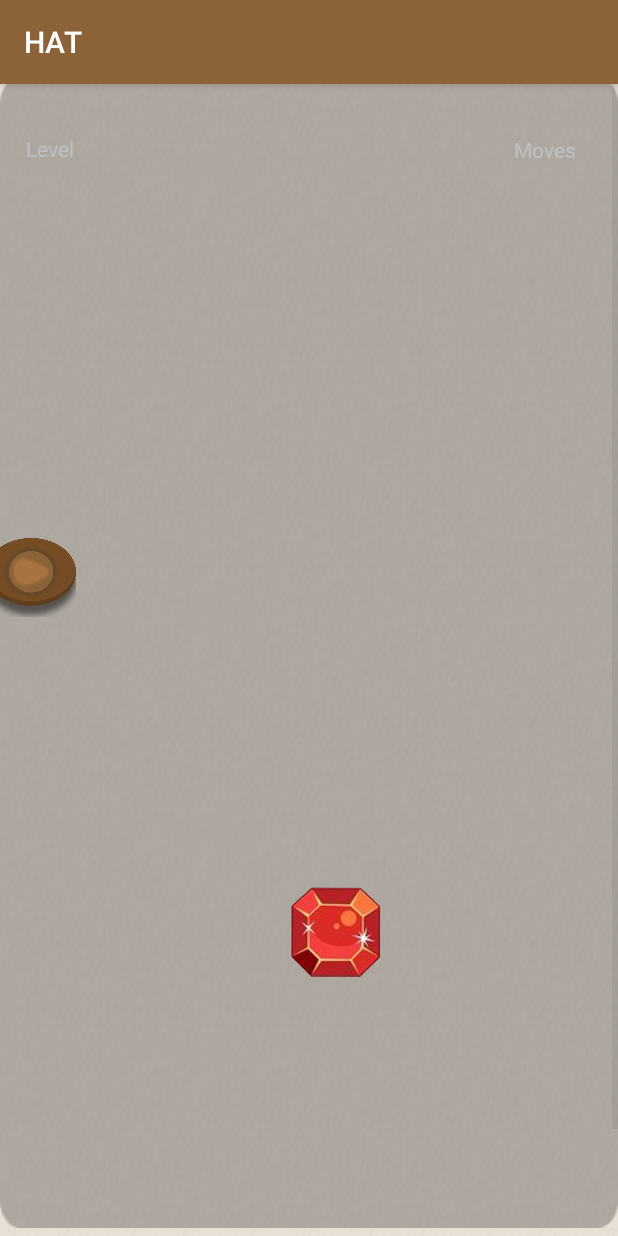
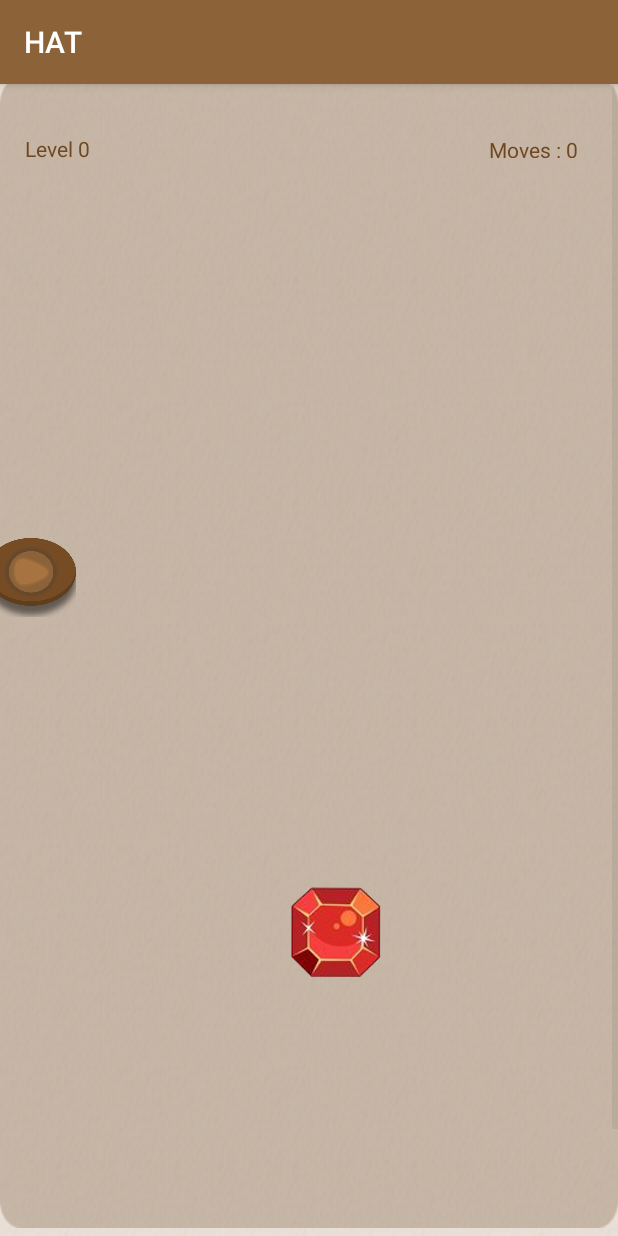
Before and after one commit to Babouze/worm, an Android app: the PlayActivity screen opened directly, with no data from a screen before it, on a phone screen of 412 x 824 dp. Run offline under Robolectric (Android 15) with nearby library versions, the phone set to English and light mode, and no system bars.

Commit message:
Finish new design and string things

```diff
--- a/app/src/main/java/com/ddl/hat/PlayActivity.java
+++ b/app/src/main/java/com/ddl/hat/PlayActivity.java
@@ -7,15 +7,19 @@ import android.support.v7.app.AppCompatActivity;
 import android.view.MotionEvent;
 import android.view.View;
 import android.widget.GridView;
+import android.widget.TextView;
 
 import com.ddl.hat.utils.ImageAdapter;
 import com.ddl.hat.utils.OnSwipeListener;
 import com.ddl.worm.R;
 
+import java.util.Locale;
+
 public class PlayActivity extends AppCompatActivity implements View.OnTouchListener {
 
     GridView m_gridView;
     private GestureDetectorCompat m_swipeDetector;
+    private int m_moves;
 
     @SuppressLint("ClickableViewAccessibility")
     @Override
@@ -35,12 +39,20 @@ public class PlayActivity extends AppCompatActivity implements View.OnTouchListe
         });
 
         m_gridView.setOnTouchListener(this);
+
+        m_moves = 0;
     }
 
     @Override
     public boolean onTouch(View view, MotionEvent motionEvent) {
         m_swipeDetector.onTouchEvent(motionEvent);
+        addMove();
         view.performClick();
         return true;
     }
+
+    private void addMove() {
+        m_moves++;
+        ((TextView) findViewById(R.id.moves)).setText(String.format(Locale.FRANCE, "Moves : %d", m_moves));
+    }
 }
--- a/app/src/main/res/layout/activity_play.xml
+++ b/app/src/main/res/layout/activity_play.xml
@@ -16,7 +16,7 @@
         android:layout_marginStart="8dp"
         android:layout_marginTop="8dp"
         android:text="@string/level"
-        android:textColor="@android:color/white"
+        android:textColor="@color/colorPrimaryDark"
         app:layout_constraintBottom_toBottomOf="parent"
         app:layout_constraintEnd_toEndOf="parent"
         app:layout_constraintHorizontal_bias="0.025"
@@ -33,7 +33,7 @@
         android:layout_marginStart="8dp"
         android:layout_marginTop="8dp"
         android:text="@string/moves"
-        android:textColor="@android:color/white"
+        android:textColor="@color/colorPrimaryDark"
         app:layout_constraintBottom_toBottomOf="parent"
         app:layout_constraintEnd_toEndOf="parent"
         app:layout_constraintHorizontal_bias="0.944"
--- a/app/src/main/res/values/strings.xml
+++ b/app/src/main/res/values/strings.xml
@@ -78,6 +78,6 @@
     <string name="pref_ringtone_silent">Silent</string>
 
     <string name="pref_title_vibrate">Vibrate</string>
-    <string name="level">Level</string>
-    <string name="moves">Moves</string>
+    <string name="level">Level 0</string>
+    <string name="moves">Moves : 0</string>
 </resources>
```
Also changed, not shown: app/src/main/res/layout/activity_home.xml (+28 -20 lines), app/src/main/ic_launcher_hat-web.png, app/src/main/res/drawable/grid_background.png, app/src/main/res/mipmap-hdpi/ic_launcher_hat.png, app/src/main/res/mipmap-mdpi/ic_launcher_hat.png, app/src/main/res/mipmap-xhdpi/ic_launcher_hat.png, app/src/main/res/mipmap-xxhdpi/ic_launcher_hat.png, app/src/main/res/mipmap-xxxhdpi/ic_launcher_hat.png, 1 other file.
